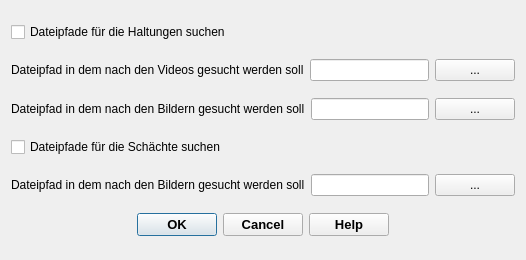
First picture: the form in qkan/tools/res/application_filepath.ui, repository SonkeHoffmann/QKan-1, before the edit.
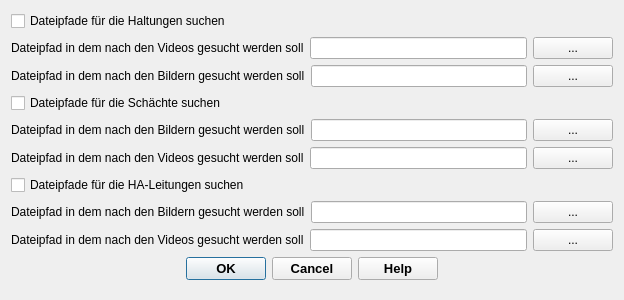
Second picture: the form after the edit. Icons and pictures are not drawn.

Diff of the .ui file:
```diff
--- a/qkan/tools/res/application_filepath.ui
+++ b/qkan/tools/res/application_filepath.ui
@@ -6,8 +6,8 @@
    <rect>
     <x>0</x>
     <y>0</y>
-    <width>526</width>
-    <height>260</height>
+    <width>624</width>
+    <height>300</height>
    </rect>
   </property>
   <property name="minimumSize">
@@ -109,6 +109,82 @@
      </item>
     </layout>
    </item>
+   <item>
+    <layout class="QHBoxLayout" name="horizontalLayout_5">
+     <property name="spacing">
+      <number>6</number>
+     </property>
+     <item>
+      <widget class="QLabel" name="label_5">
+       <property name="text">
+        <string>Dateipfad in dem nach den Videos gesucht werden soll</string>
+       </property>
+      </widget>
+     </item>
+     <item>
+      <widget class="QLineEdit" name="lineEdit_5"/>
+     </item>
+     <item>
+      <widget class="QPushButton" name="pushButton_5">
+       <property name="text">
+        <string>...</string>
+       </property>
+      </widget>
+     </item>
+    </layout>
+   </item>
+   <item>
+    <widget class="QCheckBox" name="checkBox_3">
+     <property name="text">
+      <string>Dateipfade für die HA-Leitungen suchen</string>
+     </property>
+    </widget>
+   </item>
+   <item>
+    <layout class="QHBoxLayout" name="horizontalLayout_6">
+     <item>
+      <widget class="QLabel" name="label_6">
+       <property name="text">
+        <string>Dateipfad in dem nach den Bildern gesucht werden soll</string>
+       </property>
+      </widget>
+     </item>
+     <item>
+      <widget class="QLineEdit" name="lineEdit_6"/>
+     </item>
+     <item>
+      <widget class="QPushButton" name="pushButton_6">
+       <property name="text">
+        <string>...</string>
+       </property>
+      </widget>
+     </item>
+    </layout>
+   </item>
+   <item>
+    <layout class="QHBoxLayout" name="horizontalLayout_7">
+     <property name="spacing">
+      <number>6</number>
+     </property>
+     <item>
+      <widget class="QLabel" name="label_7">
+       <property name="text">
+        <string>Dateipfad in dem nach den Videos gesucht werden soll</string>
+       </property>
+      </widget>
+     </item>
+     <item>
+      <widget class="QLineEdit" name="lineEdit_7"/>
+     </item>
+     <item>
+      <widget class="QPushButton" name="pushButton_7">
+       <property name="text">
+        <string>...</string>
+       </property>
+      </widget>
+     </item>
+    </layout>
+   </item>
    <item>
     <widget class="QDialogButtonBox" name="button_box">
      <property name="font">
```
